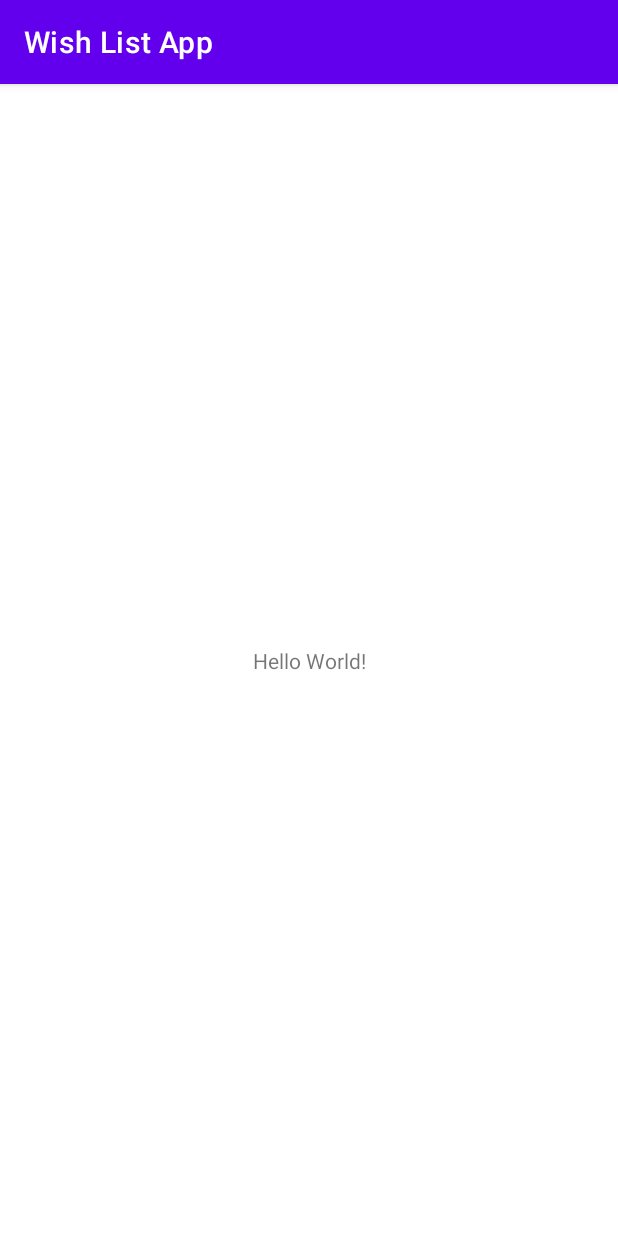
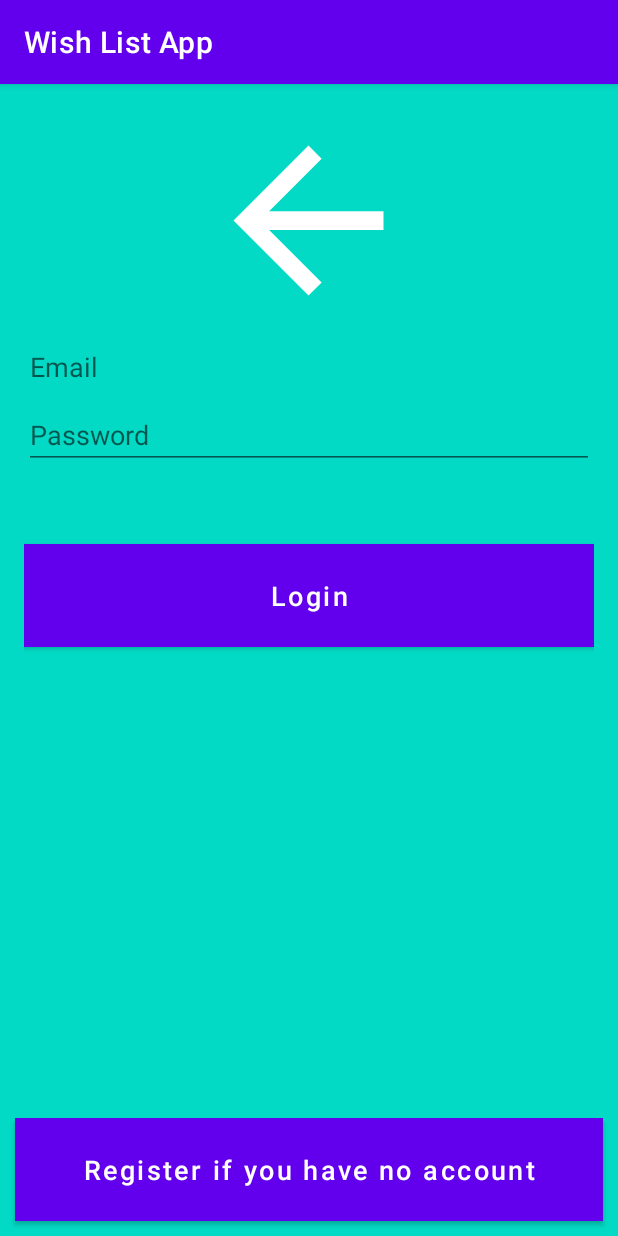
Before and after one commit to Manzi12/wishlist, an Android app: the screen it shows after launch (MainActivity), on a phone screen of 412 x 824 dp. Run offline under Robolectric (Android 15) with nearby library versions, the phone set to English and light mode, and no system bars; our stand-ins replace Firebase (no records; nobody signed in at launch, a user with empty details on screens opened directly); 1 statement that could not run was skipped.

Commit message:
working on sign in and out views with firebase

```diff
--- a/app/src/main/java/org/wit/wishlistapp/MainActivity.kt
+++ b/app/src/main/java/org/wit/wishlistapp/MainActivity.kt
@@ -1,11 +1,35 @@
 package org.wit.wishlistapp
 
+import android.content.Intent
 import androidx.appcompat.app.AppCompatActivity
 import android.os.Bundle
+import android.widget.Button
+import com.google.firebase.auth.FirebaseAuth
+import com.google.firebase.auth.FirebaseUser
 
 class MainActivity : AppCompatActivity() {
+
+
+    private lateinit var auth: FirebaseAuth
+    private lateinit var btn_login: Button
+
     override fun onCreate(savedInstanceState: Bundle?) {
         super.onCreate(savedInstanceState)
-        setContentView(R.layout.activity_main)
+        setContentView(R.layout.log_in)
+        auth = FirebaseAuth.getInstance()
+
+
+        btn_login.setOnClickListener{
+            startActivity(Intent(this, Sign_up::class.java))
+            finish()
+        }
     }
+
+    override fun onStart() {
+        super.onStart()
+        val currentUser = auth.currentUser
+        updateUI(currentUser)
+    }
+
+    fun updateUI(currentUser: FirebaseUser?){}
 }
--- a/app/src/main/res/layout/activity_main.xml
+++ /dev/null
@@ -1,18 +0,0 @@
-<?xml version="1.0" encoding="utf-8"?>
-<androidx.constraintlayout.widget.ConstraintLayout xmlns:android="http://schemas.android.com/apk/res/android"
-    xmlns:app="http://schemas.android.com/apk/res-auto"
-    xmlns:tools="http://schemas.android.com/tools"
-    android:layout_width="match_parent"
-    android:layout_height="match_parent"
-    tools:context=".MainActivity">
-
-    <TextView
-        android:layout_width="wrap_content"
-        android:layout_height="wrap_content"
-        android:text="Hello World!"
-        app:layout_constraintBottom_toBottomOf="parent"
-        app:layout_constraintLeft_toLeftOf="parent"
-        app:layout_constraintRight_toRightOf="parent"
-        app:layout_constraintTop_toTopOf="parent" />
-
-</androidx.constraintlayout.widget.ConstraintLayout>
--- /dev/null
+++ b/app/src/main/res/layout/log_in.xml
@@ -0,0 +1,65 @@
+<?xml version="1.0" encoding="utf-8"?>
+
+<RelativeLayout xmlns:android="http://schemas.android.com/apk/res/android"
+    xmlns:tools="http://schemas.android.com/tools"
+    android:layout_width="match_parent"
+    android:layout_height="match_parent"
+    android:background="@color/teal_200"
+    tools:context=".MainActivity">
+
+    <LinearLayout
+        android:layout_width="match_parent"
+        android:layout_height="match_parent"
+        android:orientation="vertical"
+        android:padding="16dp">
+
+        <ImageView
+            android:layout_width="150dp"
+            android:layout_height="150dp"
+            android:layout_gravity="center"
+            android:src="@drawable/abc_vector_test" />
+
+        <EditText
+            android:id="@+id/login_username"
+            android:layout_width="match_parent"
+            android:layout_height="wrap_content"
+            android:hint="@string/email"
+            android:inputType="textEmailAddress" />
+
+        <EditText
+            android:id="@+id/login_password"
+            android:layout_width="match_parent"
+            android:layout_height="wrap_content"
+            android:hint="@string/password"
+            android:inputType="textPassword" />
+
+        <Button
+            android:id="@+id/btn_login"
+            android:layout_width="match_parent"
+            android:layout_height="wrap_content"
+            android:layout_marginTop="50dp"
+            android:background="@color/black"
+            android:padding="16dp"
+            android:text="@string/login"
+            android:textAllCaps="false"
+            android:textColor="@android:color/white"
+            android:textSize="18sp" />
+    </LinearLayout>
+
+    <Button
+        android:id="@+id/btn_sign_up"
+        android:layout_width="match_parent"
+        android:layout_height="wrap_content"
+        android:layout_alignParentBottom="true"
+        android:layout_marginLeft="10dp"
+        android:layout_marginRight="10dp"
+        android:layout_marginBottom="10dp"
+        android:background="@color/purple_500"
+        android:padding="16dp"
+        android:text="@string/no_account_sign_up"
+        android:textAllCaps="false"
+        android:textColor="@android:color/white"
+        android:textSize="18sp" />
+
+
+</RelativeLayout>
--- a/app/src/main/res/values/strings.xml
+++ b/app/src/main/res/values/strings.xml
@@ -1,3 +1,10 @@
 <resources>
     <string name="app_name">Wish List App</string>
+    <string name="login">Login</string>
+    <string name="email">Email</string>
+    <string name="password">Password</string>
+    <string name="sign_up">Sign Up</string>
+    <string name="no_account_sign_up">Register if you have no account</string>
+    <string name="first_name">First Name</string>
+    <string name="last_name">Last Name</string>
 </resources>
--- a/build.gradle
+++ b/build.gradle
@@ -8,6 +8,7 @@ buildscript {
     dependencies {
         classpath "com.android.tools.build:gradle:4.1.1"
         classpath "org.jetbrains.kotlin:kotlin-gradle-plugin:$kotlin_version"
+        classpath "com.google.gms:google-services:4.3.4"
 
         // NOTE: Do not place your application dependencies here; they belong
         // in the individual module build.gradle files
```
Also changed, not shown: app/build.gradle (+7 -0 lines), app/src/main/java/org/wit/wishlistapp/Sign_up.kt (added, +21 -0 lines), app/src/main/res/layout/main_activity.xml (added, +41 -0 lines), app/src/main/res/layout/sign_up.xml (added, +71 -0 lines), gradle/wrapper/gradle-wrapper.properties, 1 other file.
